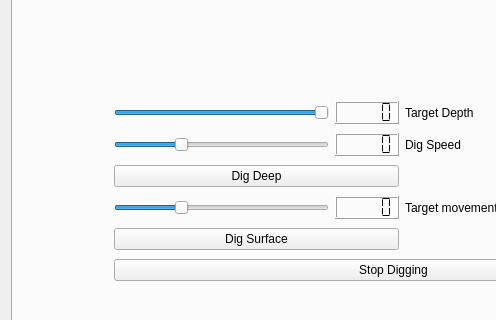
Above: client/mainwindow.ui from CWRUbotix/NASA-RMC-2017 before the change; both pictures show x 0 to 496 and y 247 to 567 of the 1200 by 701 pixel window. Below: the same form after it.
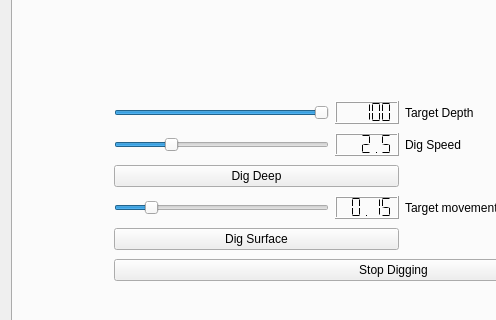
That is the form after the change. The open tabs and pages were chosen to show the change. Custom widgets are drawn as their Qt base class.

Commit message: Default value changes

The edit to the form file:
```diff
--- a/client/mainwindow.ui
+++ b/client/mainwindow.ui
@@ -372,7 +372,7 @@
               <number>100</number>
              </property>
              <property name="value">
-              <number>30</number>
+              <number>25</number>
              </property>
              <property name="orientation">
               <enum>Qt::Horizontal</enum>
@@ -408,7 +408,7 @@
              <enum>QLCDNumber::Flat</enum>
             </property>
             <property name="value" stdset="0">
-             <double>0.000000000000000</double>
+             <double>100.000000000000000</double>
             </property>
            </widget>
           </item>
@@ -469,6 +469,9 @@
             <property name="segmentStyle">
              <enum>QLCDNumber::Flat</enum>
             </property>
+            <property name="value" stdset="0">
+             <double>2.500000000000000</double>
+            </property>
            </widget>
           </item>
           <item row="3" column="0">
@@ -477,7 +480,7 @@
              <number>100</number>
             </property>
             <property name="value">
-             <number>30</number>
+             <number>15</number>
             </property>
             <property name="orientation">
              <enum>Qt::Horizontal</enum>
@@ -489,6 +492,9 @@
             <property name="segmentStyle">
              <enum>QLCDNumber::Flat</enum>
             </property>
+            <property name="value" stdset="0">
+             <double>0.150000000000000</double>
+            </property>
            </widget>
           </item>
          </layout>
```
Left out of the diff: 4 changed lines with no effect on the pictures.
